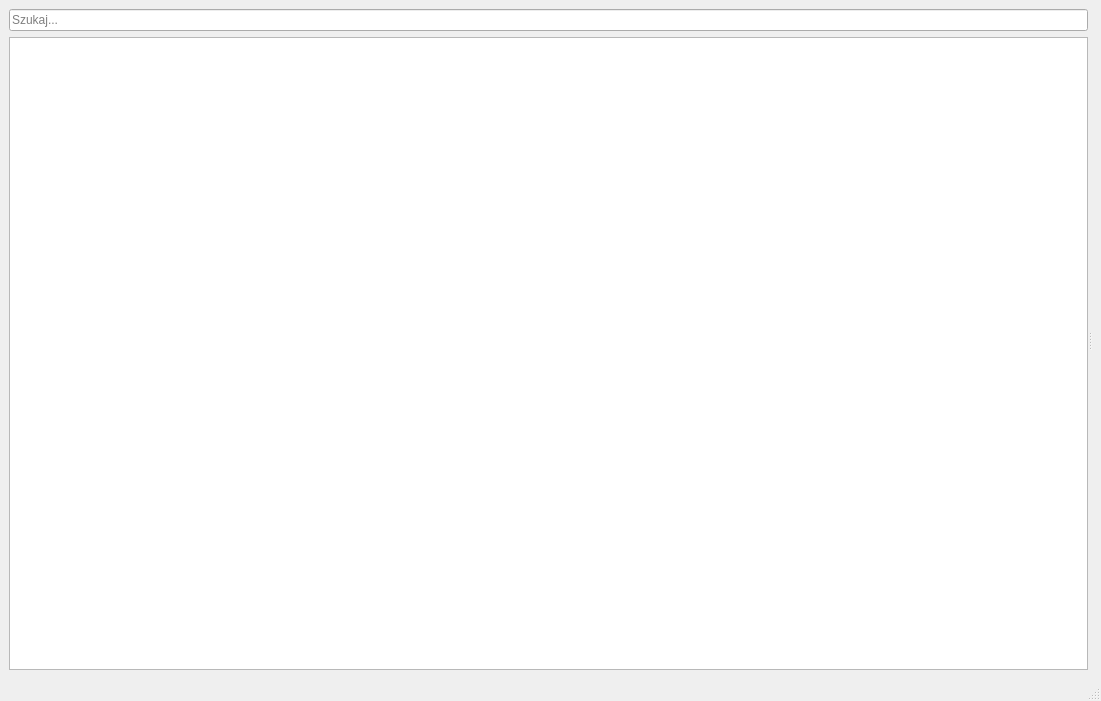
Before: the Qt Designer form ui/mainwindow.ui in Janek2230/CML, drawn with Qt 5.
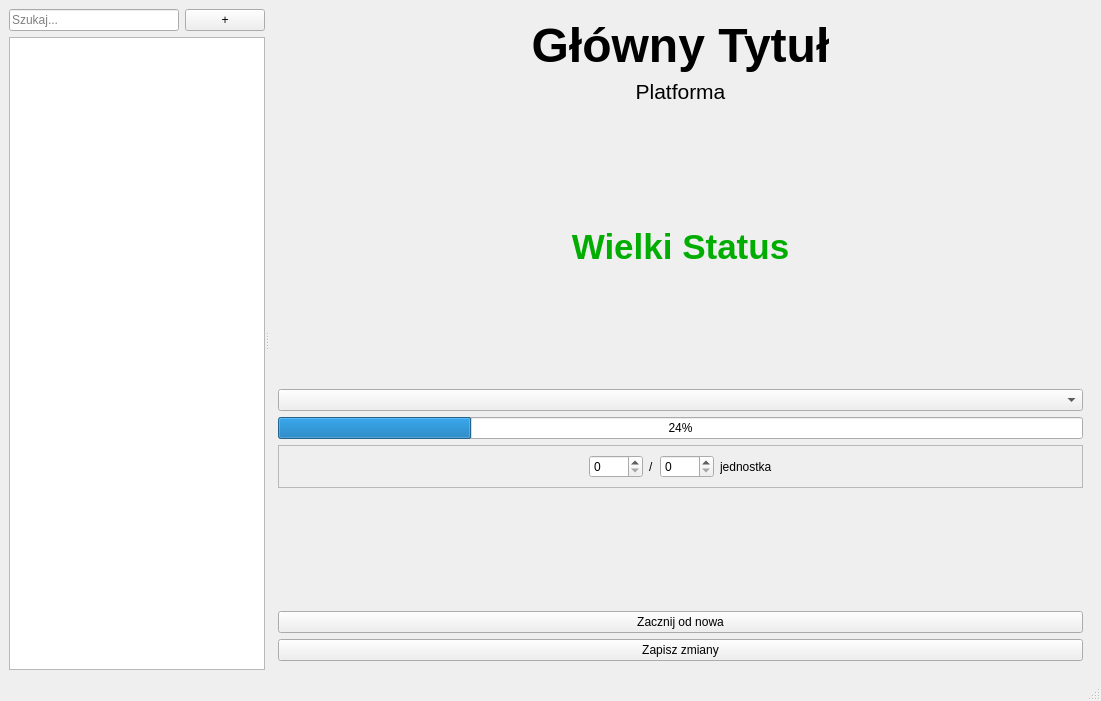
After: the same form once the commit is applied. The open tabs and pages were chosen to show the change.

Commit message: Wprowadzono: - wyszukiwanie mednum - kategoryzajcę mediów - możliwość dodawania nowego mednium - możliość usuwania medium wraz z okieniekm potiwerdzającym - wprowadzono widok ogólny - wprowadzono widok postępów - wprowadzono możliowść aktualizacji postępów

```diff
--- a/ui/mainwindow.ui
+++ b/ui/mainwindow.ui
@@ -10,26 +10,52 @@
     <height>701</height>
    </rect>
   </property>
+  <property name="sizePolicy">
+   <sizepolicy hsizetype="Preferred" vsizetype="Preferred">
+    <horstretch>11</horstretch>
+    <verstretch>0</verstretch>
+   </sizepolicy>
+  </property>
   <property name="windowTitle">
    <string>MainWindow</string>
   </property>
   <widget class="QWidget" name="centralwidget">
-   <layout class="QGridLayout" name="gridLayout">
+   <layout class="QGridLayout" name="gridLayout_3">
     <item row="0" column="0">
      <widget class="QSplitter" name="splitter">
       <property name="orientation">
        <enum>Qt::Orientation::Horizontal</enum>
       </property>
       <widget class="QWidget" name="panelKategorii" native="true">
-       <layout class="QVBoxLayout" name="verticalLayout">
-        <item>
-         <widget class="QLineEdit" name="wyszukiwarka">
-          <property name="placeholderText">
-           <string>Szukaj...</string>
-          </property>
-         </widget>
+       <property name="sizePolicy">
+        <sizepolicy hsizetype="Preferred" vsizetype="Preferred">
+         <horstretch>0</horstretch>
+         <verstretch>0</verstretch>
+        </sizepolicy>
+       </property>
+       <layout class="QGridLayout" name="gridLayout">
+        <item row="0" column="0">
+         <layout class="QHBoxLayout" name="horizontalLayout_3">
+          <item>
+           <widget class="QLineEdit" name="wyszukiwarka">
+            <property name="placeholderText">
+             <string>Szukaj...</string>
+            </property>
+           </widget>
+          </item>
+          <item>
+           <widget class="QPushButton" name="btnDodajMedium">
+            <property name="toolTip">
+             <string>Dodaj nowe medium</string>
+            </property>
+            <property name="text">
+             <string>+</string>
+            </property>
+           </widget>
+          </item>
+         </layout>
         </item>
-        <item>
+        <item row="1" column="0">
          <widget class="QTreeWidget" name="kategorie">
           <property name="headerHidden">
            <bool>true</bool>
@@ -44,8 +70,363 @@
        </layout>
       </widget>
       <widget class="QStackedWidget" name="daneSzczegolowe">
-       <widget class="QWidget" name="page"/>
-       <widget class="QWidget" name="page_2"/>
+       <property name="sizePolicy">
+        <sizepolicy hsizetype="Preferred" vsizetype="Preferred">
+         <horstretch>2</horstretch>
+         <verstretch>0</verstretch>
+        </sizepolicy>
+       </property>
+       <property name="currentIndex">
+        <number>1</number>
+       </property>
+       <widget class="QWidget" name="page">
+        <layout class="QGridLayout" name="gridLayout_2">
+         <item row="0" column="0">
+          <layout class="QFormLayout" name="formLayout">
+           <item row="0" column="0">
+            <widget class="QLabel" name="label_4">
+             <property name="text">
+              <string>Wszystkich pozycji:</string>
+             </property>
+            </widget>
+           </item>
+           <item row="0" column="1">
+            <widget class="QLabel" name="lblStatWszystkie">
+             <property name="text">
+              <string>TextLabel</string>
+             </property>
+            </widget>
+           </item>
+           <item row="1" column="0">
+            <widget class="QLabel" name="label">
+             <property name="text">
+              <string>W trakcie:</string>
+             </property>
+            </widget>
+           </item>
+           <item row="1" column="1">
+            <widget class="QLabel" name="lblStatWTrakcie">
+             <property name="text">
+              <string>TextLabel</string>
+             </property>
+            </widget>
+           </item>
+           <item row="2" column="0">
+            <widget class="QLabel" name="label_2">
+             <property name="text">
+              <string>Ukończone:</string>
+             </property>
+            </widget>
+           </item>
+           <item row="2" column="1">
+            <widget class="QLabel" name="lblStatUkonczone">
+             <property name="text">
+              <string>TextLabel</string>
+             </property>
+            </widget>
+           </item>
+          </layout>
+         </item>
+         <item row="1" column="1">
+          <spacer name="verticalSpacer">
+           <property name="orientation">
+            <enum>Qt::Orientation::Vertical</enum>
+           </property>
+           <property name="sizeHint" stdset="0">
+            <size>
+             <width>225</width>
+             <height>551</height>
+            </size>
+           </property>
+          </spacer>
+         </item>
+        </layout>
+       </widget>
+       <widget class="QWidget" name="page_3">
+        <layout class="QGridLayout" name="gridLayout_4">
+         <item row="0" column="1">
+          <spacer name="verticalSpacer_5">
+           <property name="orientation">
+            <enum>Qt::Orientation::Vertical</enum>
+           </property>
+           <property name="sizeHint" stdset="0">
+            <size>
+             <width>20</width>
+             <height>40</height>
+            </size>
+           </property>
+          </spacer>
+         </item>
+         <item row="1" column="0">
+          <layout class="QHBoxLayout" name="horizontalLayout_4">
+           <item>
+            <widget class="QLabel" name="label_6">
+             <property name="text">
+              <string>Dodaj nowe medium</string>
+             </property>
+            </widget>
+           </item>
+           <item>
+            <widget class="QLineEdit" name="editNowyTytul">
+             <property name="placeholderText">
+              <string>Wpisz tytuł...</string>
+             </property>
+            </widget>
+           </item>
+          </layout>
+         </item>
+         <item row="2" column="0">
+          <widget class="QComboBox" name="comboNowaKategoria">
+           <property name="placeholderText">
+            <string>Wybierz kategorię....</string>
+           </property>
+          </widget>
+         </item>
+         <item row="3" column="0">
+          <widget class="QComboBox" name="comboNowyTyp">
+           <property name="placeholderText">
+            <string>Wybierz platformę....</string>
+           </property>
+          </widget>
+         </item>
+         <item row="4" column="0">
+          <widget class="QSpinBox" name="spinNowyCel"/>
+         </item>
+         <item row="5" column="1">
+          <spacer name="verticalSpacer_2">
+           <property name="orientation">
+            <enum>Qt::Orientation::Vertical</enum>
+           </property>
+           <property name="sizeHint" stdset="0">
+            <size>
+             <width>20</width>
+             <height>40</height>
+            </size>
+           </property>
+          </spacer>
+         </item>
+         <item row="6" column="0">
+          <layout class="QHBoxLayout" name="horizontalLayout_5">
+           <item>
+            <widget class="QPushButton" name="btnAnulujDodawanie">
+             <property name="text">
+              <string>Anuluj</string>
+             </property>
+            </widget>
+           </item>
+           <item>
+            <spacer name="horizontalSpacer_3">
+             <property name="orientation">
+              <enum>Qt::Orientation::Horizontal</enum>
+             </property>
+             <property name="sizeHint" stdset="0">
+              <size>
+               <width>40</width>
+               <height>20</height>
+              </size>
+             </property>
+            </spacer>
+           </item>
+           <item>
+            <widget class="QPushButton" name="btnPotwierdzDodaj">
+             <property name="text">
+              <string>Dodaj do biblioteki</string>
+             </property>
+            </widget>
+           </item>
+          </layout>
+         </item>
+        </layout>
+       </widget>
+       <widget class="QWidget" name="page_2">
+        <layout class="QVBoxLayout" name="verticalLayout">
+         <item>
+          <widget class="QLabel" name="lblDetaleTytul">
+           <property name="font">
+            <font>
+             <pointsize>36</pointsize>
+             <bold>true</bold>
+            </font>
+           </property>
+           <property name="text">
+            <string>&lt;html&gt;&lt;head/&gt;&lt;body&gt;&lt;p align=&quot;center&quot;&gt;&lt;span style=&quot; font-size:36pt; font-weight:700;&quot;&gt;Główny Tytuł&lt;/span&gt;&lt;/p&gt;&lt;/body&gt;&lt;/html&gt;</string>
+           </property>
+           <property name="alignment">
+            <set>Qt::AlignmentFlag::AlignCenter</set>
+           </property>
+          </widget>
+         </item>
+         <item>
+          <widget class="QLabel" name="label_5">
+           <property name="font">
+            <font>
+             <pointsize>16</pointsize>
+            </font>
+           </property>
+           <property name="text">
+            <string>&lt;html&gt;&lt;head/&gt;&lt;body&gt;&lt;p align=&quot;center&quot;&gt;&lt;span style=&quot; font-size:16pt;&quot;&gt;Platforma&lt;/span&gt;&lt;/p&gt;&lt;/body&gt;&lt;/html&gt;</string>
+           </property>
+           <property name="alignment">
+            <set>Qt::AlignmentFlag::AlignCenter</set>
+           </property>
+          </widget>
+         </item>
+         <item>
+          <spacer name="verticalSpacer_4">
+           <property name="orientation">
+            <enum>Qt::Orientation::Vertical</enum>
+           </property>
+           <property name="sizeHint" stdset="0">
+            <size>
+             <width>20</width>
+             <height>40</height>
+            </size>
+           </property>
+          </spacer>
+         </item>
+         <item>
+          <widget class="QLabel" name="lblWielkiStatus">
+           <property name="font">
+            <font>
+             <pointsize>26</pointsize>
+            </font>
+           </property>
+           <property name="text">
+            <string>&lt;html&gt;&lt;head/&gt;&lt;body&gt;&lt;p align=&quot;center&quot;&gt;&lt;span style=&quot; font-size:26pt; font-weight:700; color:#00ad00;&quot;&gt;Wielki Status&lt;/span&gt;&lt;/p&gt;&lt;/body&gt;&lt;/html&gt;</string>
+           </property>
+           <property name="alignment">
+            <set>Qt::AlignmentFlag::AlignCenter</set>
+           </property>
+          </widget>
+         </item>
+         <item>
+          <spacer name="verticalSpacer_3">
+           <property name="orientation">
+            <enum>Qt::Orientation::Vertical</enum>
+           </property>
+           <property name="sizeHint" stdset="0">
+            <size>
+             <width>20</width>
+             <height>40</height>
+            </size>
+           </property>
+          </spacer>
+         </item>
+         <item>
+          <widget class="QComboBox" name="comboDetaleStatus"/>
+         </item>
+         <item>
+          <widget class="QProgressBar" name="progressBarDetale">
+           <property name="value">
+            <number>24</number>
+           </property>
+          </widget>
+         </item>
+         <item>
+          <widget class="QFrame" name="frameKontrolkiPostepu">
+           <property name="sizePolicy">
+            <sizepolicy hsizetype="Preferred" vsizetype="Preferred">
+             <horstretch>0</horstretch>
+             <verstretch>0</verstretch>
+            </sizepolicy>
+           </property>
+           <property name="frameShape">
+            <enum>QFrame::Shape::StyledPanel</enum>
+           </property>
+           <property name="frameShadow">
+            <enum>QFrame::Shadow::Raised</enum>
+           </property>
+           <layout class="QHBoxLayout" name="horizontalLayout_2">
+            <item>
+             <spacer name="horizontalSpacer_2">
+              <property name="orientation">
+               <enum>Qt::Orientation::Horizontal</enum>
+              </property>
+              <property name="sizeHint" stdset="0">
+               <size>
+                <width>267</width>
+                <height>20</height>
+               </size>
+              </property>
+             </spacer>
+            </item>
+            <item>
+             <layout class="QHBoxLayout" name="horizontalLayout">
+              <item>
+               <widget class="QSpinBox" name="spinDetaleAktualny">
+                <property name="maximum">
+                 <number>9999</number>
+                </property>
+               </widget>
+              </item>
+              <item>
+               <widget class="QLabel" name="label_3">
+                <property name="text">
+                 <string>/</string>
+                </property>
+               </widget>
+              </item>
+              <item>
+               <widget class="QSpinBox" name="spinDetaleDocelowy">
+                <property name="maximum">
+                 <number>9999</number>
+                </property>
+               </widget>
+              </item>
+              <item>
+               <widget class="QLabel" name="lblDetaleJednostka">
+                <property name="text">
+                 <string>jednostka</string>
+                </property>
+               </widget>
+              </item>
+             </layout>
+            </item>
+            <item>
+             <spacer name="horizontalSpacer">
+              <property name="orientation">
+               <enum>Qt::Orientation::Horizontal</enum>
+              </property>
+              <property name="sizeHint" stdset="0">
+               <size>
+                <width>266</width>
+                <height>20</height>
+               </size>
+              </property>
+             </spacer>
+            </item>
+           </layout>
+          </widget>
+         </item>
+         <item>
+          <spacer name="verticalSpacer_6">
+           <property name="orientation">
+            <enum>Qt::Orientation::Vertical</enum>
+           </property>
+           <property name="sizeHint" stdset="0">
+            <size>
+             <width>20</width>
+             <height>40</height>
+            </size>
+           </property>
+          </spacer>
+         </item>
+         <item>
+          <widget class="QPushButton" name="btnZacznijOdNowa">
+           <property name="text">
+            <string>Zacznij od nowa</string>
+           </property>
+          </widget>
+         </item>
+         <item>
+          <widget class="QPushButton" name="btnDetaleZapisz">
+           <property name="text">
+            <string>Zapisz zmiany</string>
+           </property>
+          </widget>
+         </item>
+        </layout>
+       </widget>
       </widget>
      </widget>
     </item>
```
The commit also changes 11 other files.
